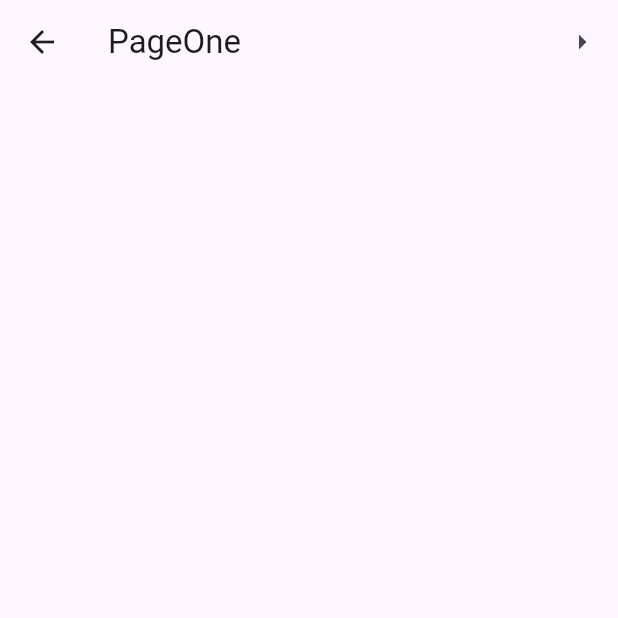
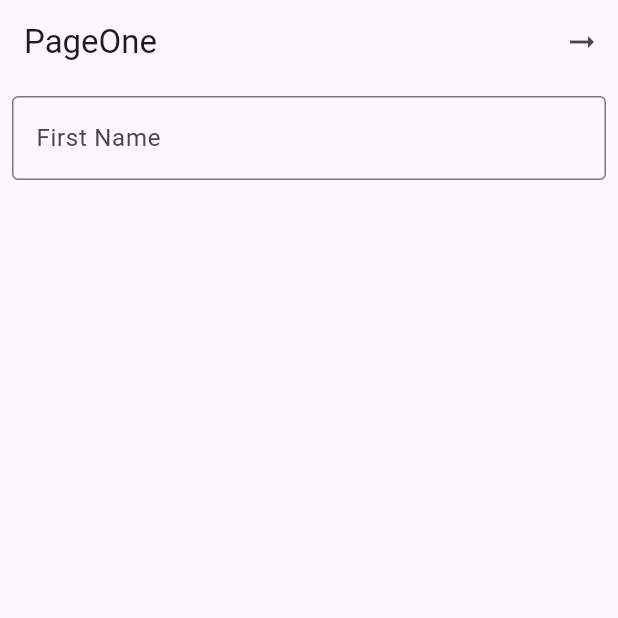
Before and after one commit to amAkshay18/test-one, a Flutter app: the PageOne screen opened directly, on a phone screen of 412 x 824 dp, the top half of it. Run offline on Flutter 3.47's test engine with Material 3 defaults, Android fonts, the phone set to English and light mode, and no system bars.

Commit message:
Task completed

```diff
--- a/lib/main.dart
+++ b/lib/main.dart
@@ -12,6 +12,7 @@ class MyApp extends StatelessWidget {
   Widget build(BuildContext context) {
     return const MaterialApp(
       home: PageOne(),
+      debugShowCheckedModeBanner: false,
     );
   }
 }
--- a/lib/screens/page1.dart
+++ b/lib/screens/page1.dart
@@ -1,27 +1,53 @@
 import 'package:flutter/material.dart';
 import 'package:test1/screens/page2.dart';
+import 'package:test1/widgets/appbarwidget.dart';
 
-class PageOne extends StatelessWidget {
+class PageOne extends StatefulWidget {
   const PageOne({super.key});
+
+  @override
+  State<PageOne> createState() => _PageOneState();
+}
+
+class _PageOneState extends State<PageOne> {
+  final TextEditingController _fistNameController = TextEditingController();
+
+  @override
+  void dispose() {
+    _fistNameController.dispose();
+    super.dispose();
+  }
 
   @override
   Widget build(BuildContext context) {
     return Scaffold(
-      appBar: AppBar(
-        title: const Text('PageOne'),
-        actions: [
-          IconButton(
+      appBar: AppBarWidget(
+        title: 'PageOne',
+        icon: Icons.arrow_right_alt,
         onPressed: () {
           Navigator.push(
             context,
             MaterialPageRoute(
-                  builder: (context) => const PageTwo(),
+              builder: (context) => PageTwo(
+                firstName: _fistNameController.text,
+              ),
             ),
           );
         },
-            icon: const Icon(Icons.arrow_right),
+      ),
+      body: Padding(
+        padding: const EdgeInsets.all(8.0),
+        child: Column(
+          children: [
+            TextField(
+              controller: _fistNameController,
+              decoration: const InputDecoration(
+                labelText: 'First Name',
+                border: OutlineInputBorder(),
+              ),
             ),
           ],
+        ),
       ),
     );
   }
```
Also changed, not shown: lib/screens/page2.dart (+35 -33 lines), lib/screens/page3.dart (+12 -8 lines). Lines whose indentation alone changed are shown as unchanged.
